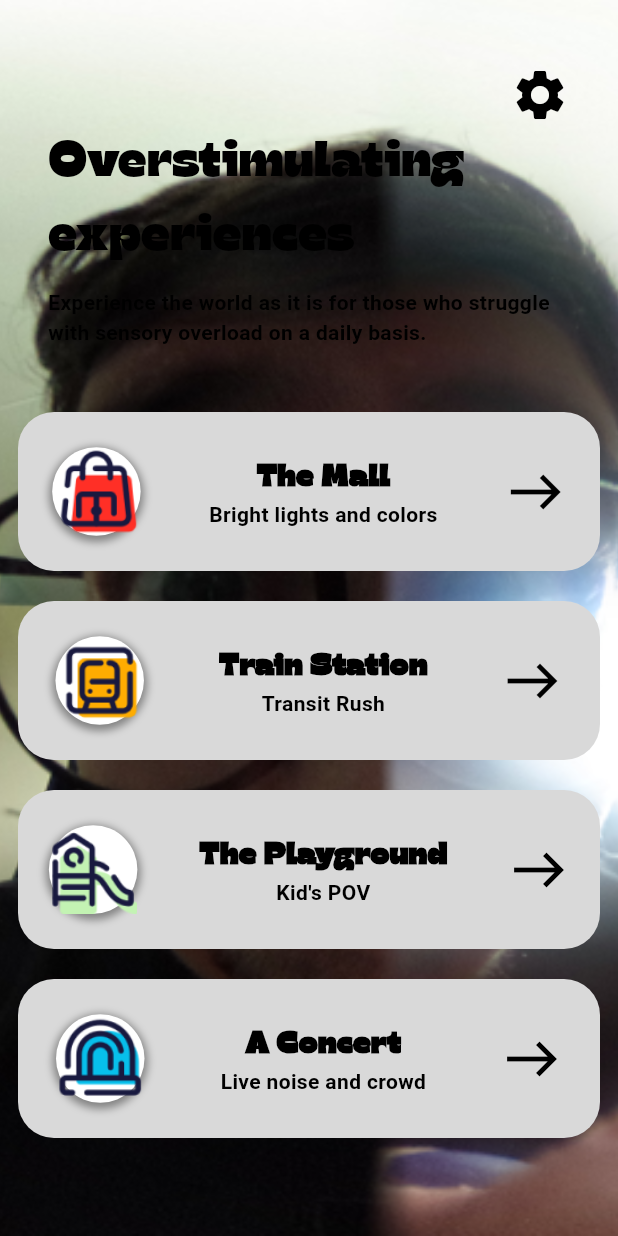
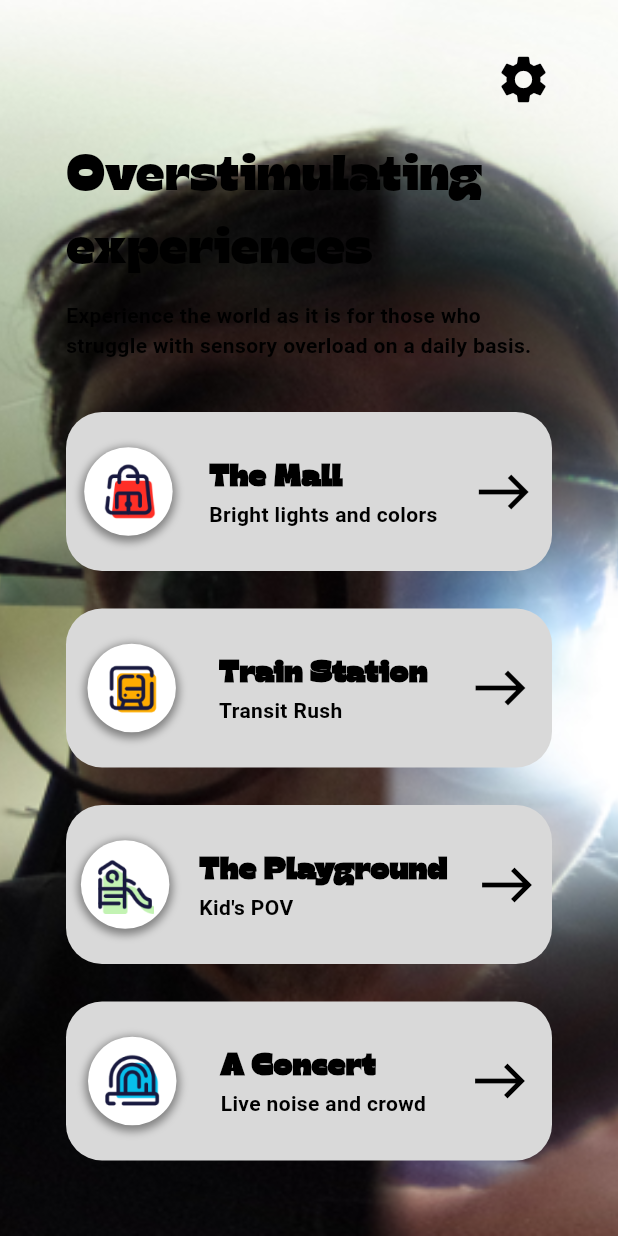
Before and after one commit to StudioKrom-SmartMobile-2024/frontend, a Flutter app: the HomePage screen opened directly, on a phone screen of 412 x 824 dp. Run offline on Flutter 3.47's test engine with Material 3 defaults, Android fonts, the phone set to English and light mode, and no system bars; our stand-ins replace vibration; missing offline and left inert: flutter_soloud, vr_player.

Commit message:
Update padding and spacing in home page

```diff
--- a/overload/lib/pages/home.dart
+++ b/overload/lib/pages/home.dart
@@ -28,7 +28,7 @@ class _HomePageState extends State<HomePage> {
                   Expanded(
                     flex: 3,
                     child: Padding(
-                      padding: EdgeInsets.all(20),
+                      padding: EdgeInsets.all(32),
                       child: Scaffold(
                         backgroundColor: Colors.transparent,
                         body: Column(
@@ -36,14 +36,13 @@ class _HomePageState extends State<HomePage> {
                           children: [
                             Align(
                               alignment: Alignment.topRight,
-                              child: SizedBox(
                               child: Icon(
                                 Icons.settings,
                                 color: Colors.black,
-                                  size: 40,
+                                size: 38,
                               ),
                             ),
-                            ),
+                            SizedBox(height: 20),
                             Text(
                               "Overstimulating experiences",
                               style: TextStyle(
@@ -67,22 +66,25 @@ class _HomePageState extends State<HomePage> {
                     flex: 6,
                     child: Scaffold(
                       backgroundColor: Colors.transparent,
-                      body: Column(
+                      body: Padding(
+                        padding: EdgeInsets.symmetric(horizontal: 32),
+                        child: Column(
                           children: [
                             ExperienceCards(
                                 "The Mall",
                                 "Bright lights and colors",
                                 "assets/img/homepage icons/mall.png"),
-                          SizedBox(height: 20),
+                            SizedBox(height: 25),
                             ExperienceCards("Train Station", "Transit Rush",
                                 "assets/img/homepage icons/train.png"),
-                          SizedBox(height: 20),
+                            SizedBox(height: 25),
                             ExperienceCards("The Playground", "Kid's POV",
                                 "assets/img/homepage icons/playground.png"),
-                          SizedBox(height: 20),
+                            SizedBox(height: 25),
                             ExperienceCards("A Concert", "Live noise and crowd",
                                 "assets/img/homepage icons/concert.png"),
                           ],
+                        ),
                       ),
                     ),
                   ),
--- a/overload/lib/widgets/experience_cards.dart
+++ b/overload/lib/widgets/experience_cards.dart
@@ -33,13 +33,19 @@ class ExperienceCards extends StatelessWidget {
                 ),
               ],
             ),
-            child: Image.asset(
-              iconPath,
+            child: Center(
+              child: Image.asset(
+                iconPath,
+                width: 39,
+                height: 39,
+              ),
             ),
           ),
           Column(
-            mainAxisAlignment: MainAxisAlignment.center,
+            crossAxisAlignment: CrossAxisAlignment.start,
+            mainAxisAlignment: MainAxisAlignment.start,
             children: [
+              const SizedBox(height: 28),
               Text(
                 title,
                 style: const TextStyle(
```
Lines whose indentation alone changed are shown as unchanged.
